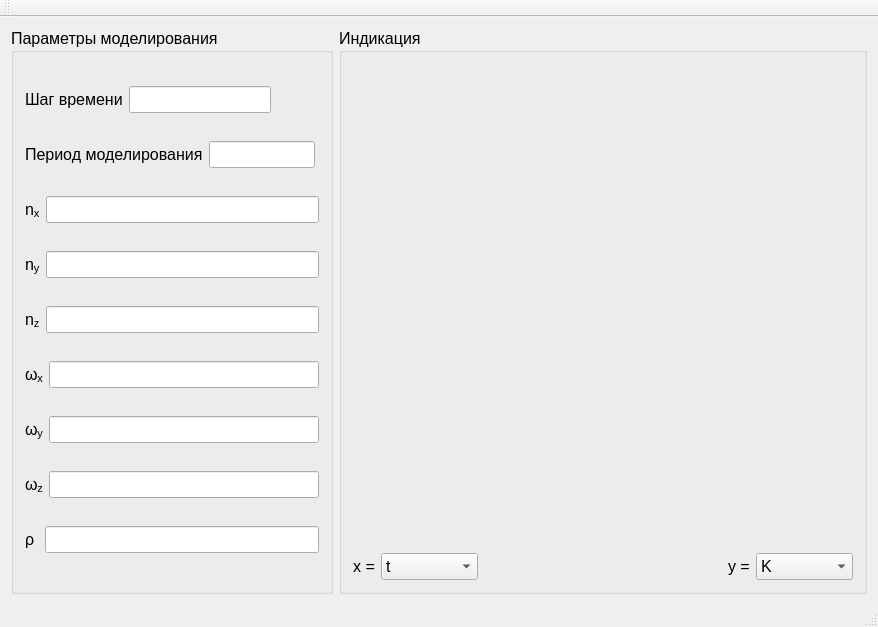
The window that src/main/view/mainwindow.ui (tokarevdr/IMM_Movement_Modeling) describes before a commit, drawn with Qt 5.
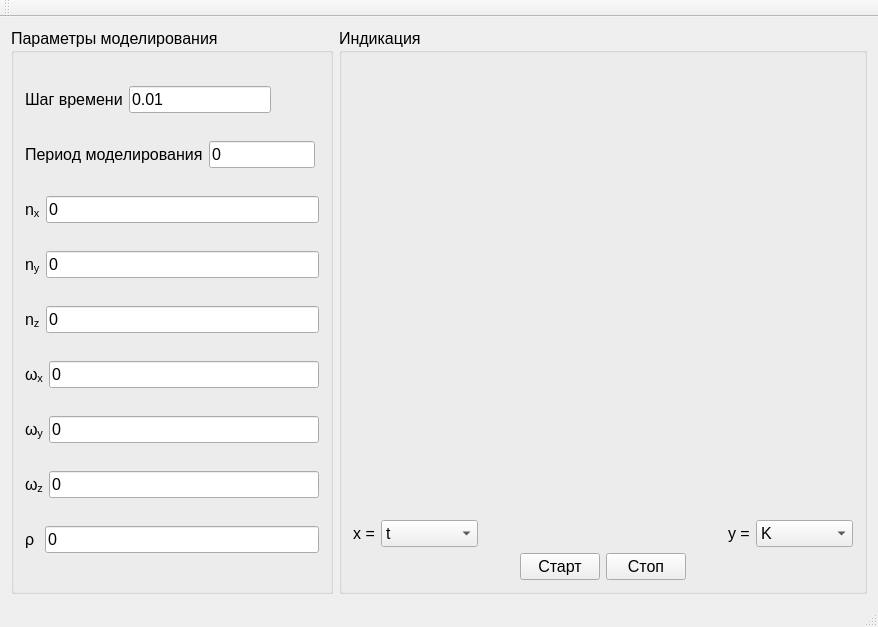
The same window after the commit. Custom widgets are drawn as their Qt base class.

Commit message: Релизовал установку и отрисовку всех параметров во время моделирования

```diff
--- a/src/main/view/mainwindow.ui
+++ b/src/main/view/mainwindow.ui
@@ -47,6 +47,9 @@
              <pointsize>12</pointsize>
             </font>
            </property>
+           <property name="text">
+            <string>0.01</string>
+           </property>
           </widget>
          </item>
          <item>
@@ -85,6 +88,9 @@
              <pointsize>12</pointsize>
             </font>
            </property>
+           <property name="text">
+            <string>0</string>
+           </property>
           </widget>
          </item>
          <item>
@@ -123,6 +129,9 @@
              <pointsize>12</pointsize>
             </font>
            </property>
+           <property name="text">
+            <string>0</string>
+           </property>
           </widget>
          </item>
         </layout>
@@ -148,6 +157,9 @@
              <pointsize>12</pointsize>
             </font>
            </property>
+           <property name="text">
+            <string>0</string>
+           </property>
           </widget>
          </item>
         </layout>
@@ -173,6 +185,9 @@
              <pointsize>12</pointsize>
             </font>
            </property>
+           <property name="text">
+            <string>0</string>
+           </property>
           </widget>
          </item>
         </layout>
@@ -198,6 +213,9 @@
              <pointsize>12</pointsize>
             </font>
            </property>
+           <property name="text">
+            <string>0</string>
+           </property>
           </widget>
          </item>
         </layout>
@@ -223,6 +241,9 @@
              <pointsize>12</pointsize>
             </font>
            </property>
+           <property name="text">
+            <string>0</string>
+           </property>
           </widget>
          </item>
         </layout>
@@ -248,6 +269,9 @@
              <pointsize>12</pointsize>
             </font>
            </property>
+           <property name="text">
+            <string>0</string>
+           </property>
           </widget>
          </item>
         </layout>
@@ -273,6 +297,9 @@
              <pointsize>12</pointsize>
             </font>
            </property>
+           <property name="text">
+            <string>0</string>
+           </property>
           </widget>
          </item>
         </layout>
@@ -512,6 +539,50 @@
          </item>
         </layout>
        </item>
+       <item>
+        <layout class="QHBoxLayout" name="horizontalLayout_10">
+         <item>
+          <spacer name="horizontalSpacer_3">
+           <property name="orientation">
+            <enum>Qt::Horizontal</enum>
+           </property>
+           <property name="sizeHint" stdset="0">
+            <size>
+             <width>40</width>
+             <height>20</height>
+            </size>
+           </property>
+          </spacer>
+         </item>
+         <item>
+          <widget class="QPushButton" name="pushButton_start">
+           <property name="text">
+            <string>Старт</string>
+           </property>
+          </widget>
+         </item>
+         <item>
+          <widget class="QPushButton" name="pushButton_stop">
+           <property name="text">
+            <string>Стоп</string>
+           </property>
+          </widget>
+         </item>
+         <item>
+          <spacer name="horizontalSpacer_4">
+           <property name="orientation">
+            <enum>Qt::Horizontal</enum>
+           </property>
+           <property name="sizeHint" stdset="0">
+            <size>
+             <width>40</width>
+             <height>20</height>
+            </size>
+           </property>
+          </spacer>
+         </item>
+        </layout>
+       </item>
       </layout>
      </widget>
     </item>
```
Left out of the diff: 14 changed lines with no effect on the pictures. The commit also changes 2 other files.
